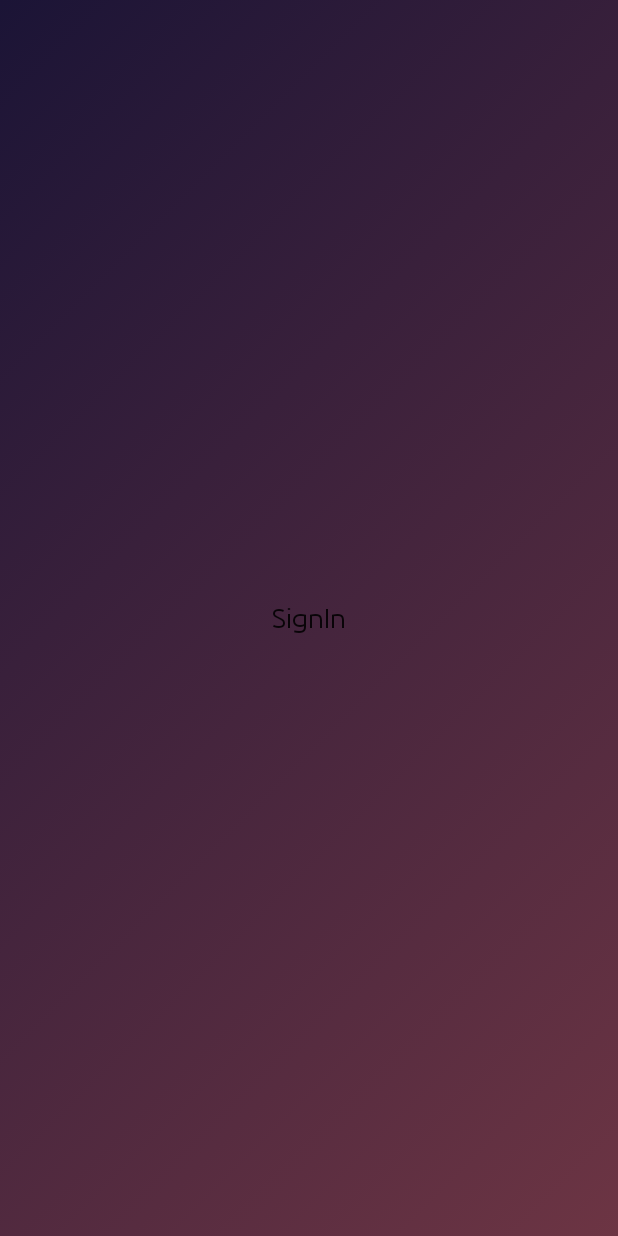
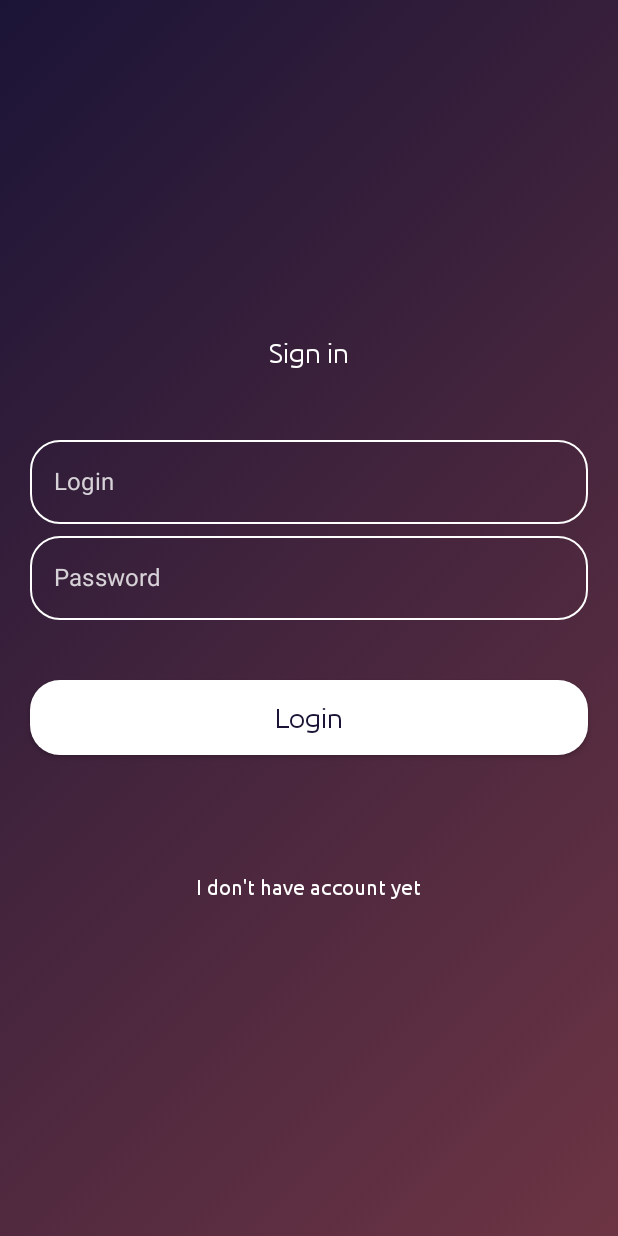
Before and after one commit to Alexander-Shultsev/music_app, an Android app built with Jetpack Compose: the screen it shows after launch (MainActivity), on a phone screen of 412 x 824 dp. Run offline under Robolectric (Android 15) with nearby library versions, the phone set to English and light mode, and no system bars; our stand-ins replace livedata-compose.

```diff
--- a/app/src/main/AndroidManifest.xml
+++ b/app/src/main/AndroidManifest.xml
@@ -2,6 +2,8 @@
 <manifest xmlns:android="http://schemas.android.com/apk/res/android"
     xmlns:tools="http://schemas.android.com/tools"
     package="com.example.musucapp">
+
+    <uses-permission android:name="android.permission.INTERNET"/>
 
     <application
         android:allowBackup="true"
--- a/app/src/main/java/com/example/musucapp/MainActivity.kt
+++ b/app/src/main/java/com/example/musucapp/MainActivity.kt
@@ -1,5 +1,7 @@
 package com.example.musucapp
 
+import android.app.Activity
+import android.content.Context
 import android.os.Bundle
 import androidx.activity.ComponentActivity
 import androidx.activity.compose.setContent
@@ -10,12 +12,22 @@ import androidx.compose.material.Text
 import androidx.compose.runtime.Composable
 import androidx.compose.ui.Modifier
 import androidx.compose.ui.tooling.preview.Preview
+import androidx.lifecycle.LifecycleOwner
 import com.example.musucapp.ui.screen.sign_in.SignInScreen
 import com.example.musucapp.ui.theme.MusucAppTheme
+
+lateinit var context: Context
+lateinit var activity: Activity
+lateinit var lifecycleOwner: LifecycleOwner
 
 class MainActivity : ComponentActivity() {
     override fun onCreate(savedInstanceState: Bundle?) {
         super.onCreate(savedInstanceState)
+
+        context = applicationContext
+        activity = this
+        lifecycleOwner = this
+
         setContent {
             SignInScreen()
         }
--- /dev/null
+++ b/app/src/main/java/com/example/musucapp/ui/base/ButtonView.kt
@@ -0,0 +1,54 @@
+package com.example.musucapp.ui.base
+
+import androidx.compose.foundation.background
+import androidx.compose.foundation.layout.fillMaxWidth
+import androidx.compose.foundation.layout.height
+import androidx.compose.material.Button
+import androidx.compose.material.ButtonDefaults
+import androidx.compose.material.Text
+import androidx.compose.runtime.Composable
+import androidx.compose.ui.Modifier
+import androidx.compose.ui.graphics.Color
+import androidx.compose.ui.graphics.Shape
+import androidx.compose.ui.unit.dp
+import com.example.musucapp.ui.theme.Orange200
+import com.example.musucapp.ui.theme.Purple200
+import com.example.musucapp.ui.theme.Shapes
+
+@Composable
+fun ButtonMain(
+    text: String,
+    onClick: () -> Unit,
+    modifier: Modifier = Modifier
+) {
+    Button(
+        shape = Shapes.large,
+        modifier = modifier
+            .fillMaxWidth()
+            .height(50.dp),
+        colors = ButtonDefaults.buttonColors(
+            contentColor = Purple200,
+            backgroundColor = Color.White
+        ),
+        onClick = { onClick() }
+    ) {
+        ButtonText(text)
+    }
+}
+
+@Composable
+fun ButtonLittle(
+    text: String,
+    onClick: () -> Unit,
+    modifier: Modifier = Modifier
+) {
+    Button(
+        colors = ButtonDefaults.buttonColors(
+            contentColor = Color.White,
+            backgroundColor = Orange200
+        ),
+        onClick = { onClick() }
+    ) {
+        ButtonText(text)
+    }
+}
--- a/app/src/main/java/com/example/musucapp/ui/base/TextField.kt
+++ b/app/src/main/java/com/example/musucapp/ui/base/TextField.kt
@@ -3,38 +3,58 @@ package com.example.musucapp.ui.base
 import androidx.compose.foundation.BorderStroke
 import androidx.compose.foundation.background
 import androidx.compose.foundation.border
+import androidx.compose.foundation.layout.fillMaxSize
+import androidx.compose.foundation.layout.fillMaxWidth
+import androidx.compose.foundation.layout.padding
 import androidx.compose.foundation.shape.RoundedCornerShape
-import androidx.compose.material.TextField
-import androidx.compose.material.TextFieldColors
+import androidx.compose.foundation.text.KeyboardOptions
+import androidx.compose.material.*
 import androidx.compose.runtime.Composable
 import androidx.compose.runtime.mutableStateOf
 import androidx.compose.runtime.saveable.rememberSaveable
 import androidx.compose.ui.Modifier
 import androidx.compose.ui.draw.clip
 import androidx.compose.ui.graphics.Color
+import androidx.compose.ui.text.input.KeyboardCapitalization
+import androidx.compose.ui.text.input.KeyboardType
 import androidx.compose.ui.tooling.preview.Preview
 import androidx.compose.ui.unit.dp
 import com.example.musucapp.ui.screen.sign_in.SignInScreen
 import com.example.musucapp.ui.theme.Shapes
-import com.example.musucapp.ui.theme.white100
+import com.example.musucapp.ui.theme.white80
 
 @Composable
-fun TextFieldMain() {
+fun TextFieldMain(
+    label: String,
+    onTextChange: (text: String) -> Unit,
+    keyboardType: KeyboardType = KeyboardType.Text
+) {
     val text = rememberSaveable { mutableStateOf("") }
 
-    TextField(
+    OutlinedTextField(
         value = text.value,
-        onValueChange = { text.value = it },
+        onValueChange = {
+            text.value = it
+            onTextChange(text.value)
+        },
+        shape = Shapes.large,
         modifier = Modifier
-            .background(white100)
-            .border(BorderStroke(2.dp, Color.White)),
-        shape =
-
+            .fillMaxWidth(),
+        colors = TextFieldDefaults.outlinedTextFieldColors(
+            unfocusedBorderColor = Color.White,
+            focusedBorderColor = Color.White,
+            textColor = Color.White,
+            unfocusedLabelColor = white80,
+            focusedLabelColor = Color.White,
+            cursorColor = Color.White
+        ),
+        label = { Text(label) },
+        keyboardOptions = KeyboardOptions(keyboardType = keyboardType)
     )
 }
 
-@Preview
-@Composable
-fun TextFieldMainP() {
-    TextFieldMain()
-}
+//@Preview
+//@Composable
+//fun TextFieldMainP() {
+//    TextFieldMain()
+//}
--- a/app/src/main/java/com/example/musucapp/ui/base/TextView.kt
+++ b/app/src/main/java/com/example/musucapp/ui/base/TextView.kt
@@ -3,13 +3,51 @@ package com.example.musucapp.ui.base
 import androidx.compose.material.Text
 import androidx.compose.runtime.Composable
 import androidx.compose.ui.Modifier
+import androidx.compose.ui.graphics.Color
+import androidx.compose.ui.text.TextStyle
+import androidx.compose.ui.text.font.FontWeight
+import androidx.compose.ui.unit.sp
 import com.example.musucapp.ui.theme.Typography
+import com.example.musucapp.ui.theme.ubuntu
+import com.example.musucapp.ui.theme.white80
 
 @Composable
-fun H1 (title: String, modifier: Modifier = Modifier) {
+fun H1 (
+    title: String,
+    modifier: Modifier = Modifier,
+    color: Color = Color.White
+) {
     Text(
         text = title,
         modifier = modifier,
-        style = Typography.h1
+        style = Typography.h1,
+        color = color
     )
 }
+
+@Composable
+fun ButtonText (title: String, modifier: Modifier = Modifier) {
+    Text(
+        text = title,
+        modifier = modifier,
+        style = Typography.h1,
+    )
+}
+
+@Composable
+fun H3 (
+    title: String,
+    modifier: Modifier = Modifier,
+    color: Color = Color.White
+) {
+    Text(
+        text = title,
+        modifier = modifier,
+        style = TextStyle(
+            fontFamily = ubuntu,
+            fontWeight = FontWeight.Normal,
+            fontSize = 14.sp
+        ),
+        color = color
+    )
+}
--- a/app/src/main/java/com/example/musucapp/ui/screen/sign_in/SignIn.kt
+++ /dev/null
@@ -1,52 +0,0 @@
-package com.example.musucapp.ui.screen.sign_in
-
-import androidx.compose.foundation.background
-import androidx.compose.foundation.layout.*
-import androidx.compose.material.MaterialTheme
-import androidx.compose.material.Surface
-import androidx.compose.runtime.Composable
-import androidx.compose.ui.Alignment
-import androidx.compose.ui.Modifier
-import androidx.compose.ui.geometry.Offset
-import androidx.compose.ui.graphics.Brush
-import androidx.compose.ui.tooling.preview.Preview
-import androidx.compose.ui.unit.dp
-import com.example.musucapp.Greeting
-import com.example.musucapp.ui.base.H1
-import com.example.musucapp.ui.theme.MusucAppTheme
-import com.example.musucapp.ui.theme.Orange200
-import com.example.musucapp.ui.theme.Purple200
-import com.example.musucapp.ui.theme.mainBackground
-
-@Composable
-fun SignInScreen() {
-    MusucAppTheme {
-        Box(
-            modifier = Modifier
-                .fillMaxSize()
-                .background(brush = mainBackground),
-            contentAlignment = Alignment.Center
-        ) {
-            Column(
-                modifier = Modifier
-                    .fillMaxWidth(),
-            ) {
-                Box(
-                    modifier = Modifier
-                        .fillMaxWidth()
-                        .padding(20.dp),
-                    contentAlignment = Alignment.Center
-                ) {
-                    H1("SignIn")
-
-                }
-            }
-        }
-    }
-}
-
-@Preview
-@Composable
-fun SignInScreenPreview() {
-    SignInScreen()
-}
--- /dev/null
+++ b/app/src/main/java/com/example/musucapp/ui/screen/sign_in/SignInScreen.kt
@@ -0,0 +1,97 @@
+package com.example.musucapp.ui.screen.sign_in
+
+import androidx.compose.foundation.background
+import androidx.compose.foundation.clickable
+import androidx.compose.foundation.layout.*
+import androidx.compose.runtime.Composable
+import androidx.compose.runtime.livedata.observeAsState
+import androidx.compose.ui.Alignment
+import androidx.compose.ui.Modifier
+import androidx.compose.ui.text.input.KeyboardType
+import androidx.compose.ui.tooling.preview.Preview
+import androidx.compose.ui.unit.dp
+import androidx.lifecycle.viewmodel.compose.viewModel
+import com.example.musucapp.ui.base.ButtonMain
+import com.example.musucapp.ui.base.H1
+import com.example.musucapp.ui.base.H3
+import com.example.musucapp.ui.base.TextFieldMain
+import com.example.musucapp.ui.component.SimpleAlertDialog
+import com.example.musucapp.ui.theme.MusucAppTheme
+import com.example.musucapp.ui.theme.mainBackground
+
+@Composable
+fun SignInScreen(viewModel: SignInViewModel = viewModel()) {
+    val error = viewModel.error.observeAsState("")
+
+    MusucAppTheme {
+        Box(
+            modifier = Modifier
+                .fillMaxSize()
+                .background(brush = mainBackground),
+            contentAlignment = Alignment.Center
+        ) {
+            Column(
+                modifier = Modifier
+                    .fillMaxWidth()
+                    .padding(horizontal = 20.dp),
+                horizontalAlignment = Alignment.CenterHorizontally
+            ) {
+                // Иконка
+                H1(title = "Sign in", modifier = Modifier.padding(bottom = 40.dp))
+
+                // поля ввода
+                TextFieldMain(
+                    label = "Login",
+                    onTextChange = { viewModel.changeLoginTextField(it) },
+                    keyboardType = KeyboardType.Number
+                )
+                TextFieldMain(
+                    label = "Password",
+                    onTextChange = { viewModel.changePasswordTextField(it) },
+                    keyboardType = KeyboardType.Number
+                )
+                // кнопка
+                ButtonMain(
+                    text = "Login",
+                    onClick = { viewModel.signIn() },
+                    modifier = Modifier.padding(top = 40.dp)
+                )
+
+                H3(
+                    title = "I don't have account yet",
+                    modifier = Modifier
+                        .padding(top = 80.dp)
+                        .clickable { }
+                )
+            }
+        }
+
+        when(error.value) {
+            "No such user" ->
+                SimpleAlertDialog(
+                    title = "OH",
+                    subtitle = "Incorrect login or password",
+                    closeDialog = { viewModel.setNullError() }
+                )
+            "Empty field" ->
+                SimpleAlertDialog(
+                    title = "OH",
+                    subtitle = "Write all field",
+                    closeDialog = { viewModel.setNullError() }
+                )
+            "success" ->
+                SimpleAlertDialog(
+                    title = "YES",
+                    subtitle = "Success",
+                    closeDialog = { viewModel.setNullError() }
+                )
+            else -> {}
+        }
+    }
+}
+
+@Preview
+@Composable
+fun SignInScreenPreview() {
+    SignInScreen()
+}
--- a/app/src/main/java/com/example/musucapp/ui/theme/Color.kt
+++ b/app/src/main/java/com/example/musucapp/ui/theme/Color.kt
@@ -11,7 +11,7 @@ val Teal200 = Color(0xFF03DAC5)
 val Purple200 = Color(0xFF1B1436)
 val Orange200 = Color(0xFF9F494C)
 
-val white100 = Color(0x26FFFFFF)
+val white80 = Color(0xCCFFFFFF)
 
 val mainBackground = Brush.linearGradient(
     colors = listOf(
```
Also changed, not shown: app/build.gradle (+10 -0 lines), app/src/main/java/com/example/musucapp/model/Query.kt (added, +18 -0 lines), app/src/main/java/com/example/musucapp/model/RetrofitInstance.kt (added, +26 -0 lines), app/src/main/java/com/example/musucapp/ui/component/SimpleAlertDialog.kt (added, +31 -0 lines), app/src/main/java/com/example/musucapp/ui/screen/sign_in/SignInViewModel.kt (added, +82 -0 lines), app/src/main/java/com/example/musucapp/ui/screen/sign_up/SignUpScreen.kt (added, +79 -0 lines), app/src/main/java/com/example/musucapp/ui/screen/sign_up/SignUpViewModel.kt (added, +40 -0 lines).
